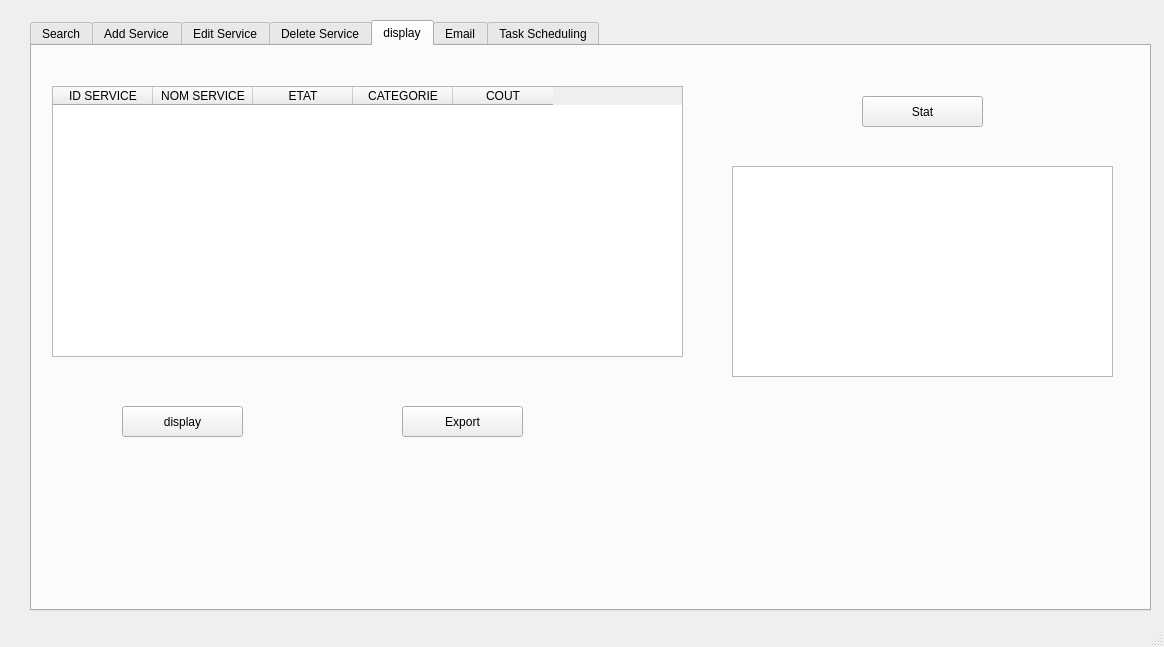
ProjetCPP2A6/2a26-24-25-smart-hotel, file mainservice.ui: the form before one commit.
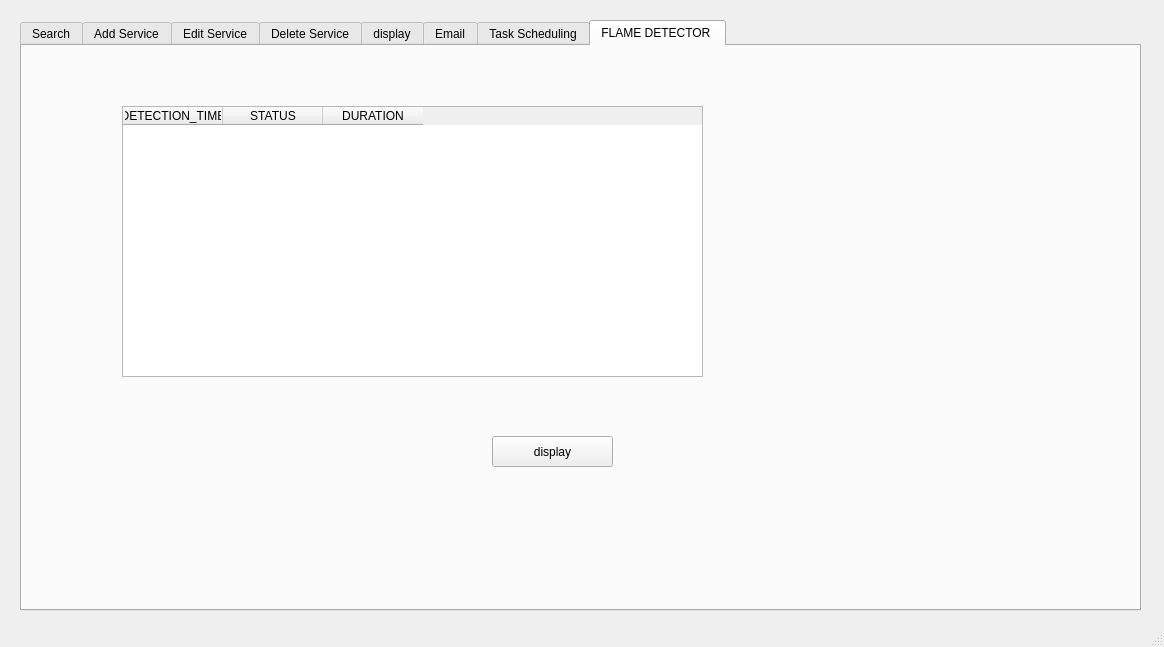
The form after the commit.

The edit to the form file:
```diff
--- a/mainservice.ui
+++ b/mainservice.ui
@@ -17,14 +17,14 @@
    <widget class="QTabWidget" name="tabWidget">
     <property name="geometry">
      <rect>
-      <x>30</x>
+      <x>20</x>
       <y>20</y>
       <width>1121</width>
       <height>591</height>
      </rect>
     </property>
     <property name="currentIndex">
-     <number>4</number>
+     <number>7</number>
     </property>
     <widget class="QWidget" name="tab_6">
      <attribute name="title">
@@ -979,6 +979,55 @@
       </property>
      </widget>
     </widget>
+    <widget class="QWidget" name="tab_8">
+     <attribute name="title">
+      <string>FLAME DETECTOR </string>
+     </attribute>
+     <widget class="QPushButton" name="pushButton_display_fire">
+      <property name="geometry">
+       <rect>
+        <x>470</x>
+        <y>390</y>
+        <width>121</width>
+        <height>31</height>
+       </rect>
+      </property>
+      <property name="text">
+       <string>display</string>
+      </property>
+     </widget>
+     <widget class="QTableWidget" name="tableWidget_3">
+      <property name="geometry">
+       <rect>
+        <x>100</x>
+        <y>60</y>
+        <width>581</width>
+        <height>271</height>
+       </rect>
+      </property>
+      <property name="minimumSize">
+       <size>
+        <width>0</width>
+        <height>271</height>
+       </size>
+      </property>
+      <column>
+       <property name="text">
+        <string>DETECTION_TIME</string>
+       </property>
+      </column>
+      <column>
+       <property name="text">
+        <string>STATUS</string>
+       </property>
+      </column>
+      <column>
+       <property name="text">
+        <string>DURATION</string>
+       </property>
+      </column>
+     </widget>
+    </widget>
    </widget>
   </widget>
   <widget class="QStatusBar" name="statusbar"/>
```
